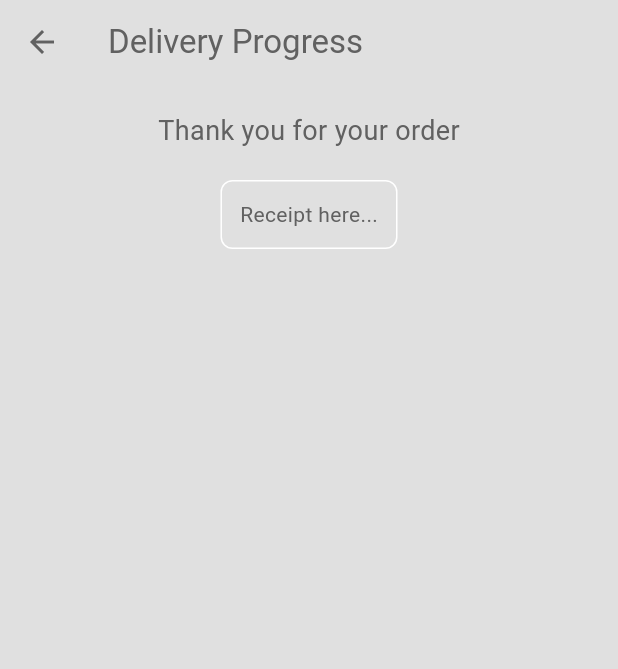
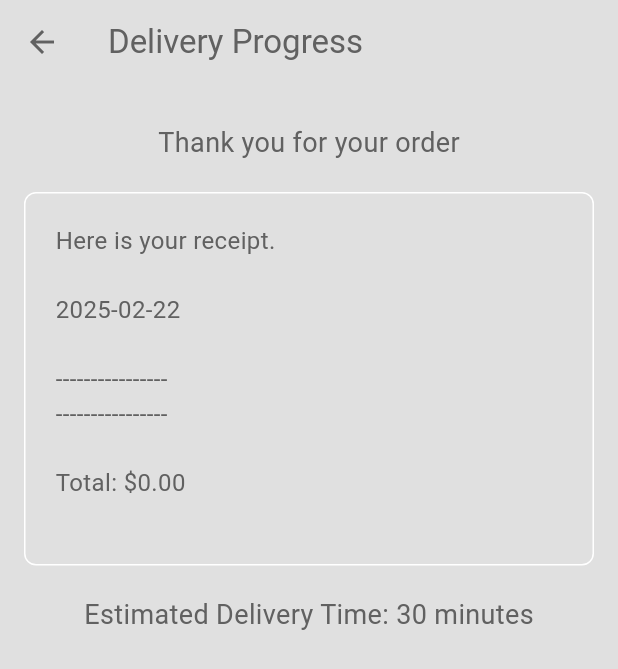
Before and after one commit to GabbenPapa/Flutter_food-delivery-app, a Flutter app: the DeliveryProgressScreen screen opened by its route, on a phone screen of 412 x 824 dp. Shown: the top 669 px of the screen. Run offline on Flutter 3.47's test engine with Material 3 defaults, Android fonts, the phone set to English and light mode, and no system bars; our stand-ins replace shared_preferences; missing offline and left inert: u_credit_card; accounts and stored records are empty.

Commit message:
Add receipt

```diff
--- a/lib/comonents/receipt.dart
+++ b/lib/comonents/receipt.dart
@@ -1,4 +1,6 @@
 import 'package:flutter/material.dart';
+import 'package:food_delivery/models/restaurant.dart';
+import 'package:provider/provider.dart';
 
 class Receipt extends StatelessWidget {
   const Receipt({super.key});
@@ -6,7 +8,7 @@ class Receipt extends StatelessWidget {
   @override
   Widget build(BuildContext context) {
     return Padding(
-        padding: const EdgeInsets.all(8.0),
+        padding: const EdgeInsets.all(16.0),
         child: Center(
           child: Column(
             mainAxisAlignment: MainAxisAlignment.center,
@@ -21,6 +23,7 @@ class Receipt extends StatelessWidget {
               ),
               const SizedBox(height: 20),
               Container(
+                width: double.infinity,
                 decoration: BoxDecoration(
                   color: Theme.of(context).colorScheme.onSurface,
                   border: Border.all(
@@ -28,15 +31,25 @@ class Receipt extends StatelessWidget {
                   ),
                   borderRadius: BorderRadius.circular(8),
                 ),
-                padding: const EdgeInsets.all(12.0),
-                child: Text(
-                  "Receipt here...",
-                  style: TextStyle(
-                    fontSize: 14,
-                    color: Theme.of(context).colorScheme.inversePrimary,
+                padding: const EdgeInsets.all(20.0),
+                child: Consumer<Restaurant>(
+                  builder: (context, restaurant, child) => Text(
+                    restaurant.displayCartReceipt(),
+                    style: TextStyle(
+                      fontSize: 16,
+                      color: Theme.of(context).colorScheme.inversePrimary,
+                    ),
                   ),
                 ),
-              )
+              ),
+              const SizedBox(height: 20),
+              Text(
+                'Estimated Delivery Time: 30 minutes',
+                style: TextStyle(
+                  color: Theme.of(context).colorScheme.inversePrimary,
+                  fontSize: 18,
+                ),
+              ),
             ],
           ),
         ));
--- a/lib/models/restaurant.dart
+++ b/lib/models/restaurant.dart
@@ -1,6 +1,7 @@
 import 'package:collection/collection.dart';
 import 'package:flutter/material.dart';
 import 'package:food_delivery/models/cart_item.dart';
+import 'package:intl/intl.dart';
 import 'food.dart';
 
 class Restaurant extends ChangeNotifier {
@@ -253,4 +254,40 @@ class Restaurant extends ChangeNotifier {
     _cart.clear();
     notifyListeners();
   }
+
+  String displayCartReceipt() {
+    final receipt = StringBuffer();
+    receipt.writeln("Here is your receipt.");
+    receipt.writeln();
+
+    String formattedDate = DateFormat('yyyy-MM-dd').format(DateTime.now());
+
+    receipt.writeln(formattedDate);
+    receipt.writeln();
+
+    receipt.writeln("----------------");
+
+    for (CartItem cartItem in _cart) {
+      receipt.writeln(
+          "${cartItem.quantity} x ${cartItem.food.name} - ${_formatPrice(cartItem.food.price)}");
+
+      if (cartItem.selectedAddons.isNotEmpty) {
+        receipt.writeln("Addons: ${_formatAddons(cartItem.selectedAddons)}");
+      }
+    }
+    receipt.writeln("----------------");
+    receipt.writeln();
+
+    receipt.writeln("Total: ${_formatPrice(getTotalPrice())}");
+
+    return receipt.toString();
+  }
+
+  String _formatPrice(double price) => "\$${price.toStringAsFixed(2)}";
+
+  String _formatAddons(List<Addon> addons) {
+    return addons
+        .map((addon) => "${addon.name} (${_formatPrice(addon.price)})")
+        .join(", ");
+  }
 }
--- a/pubspec.yaml
+++ b/pubspec.yaml
@@ -14,6 +14,7 @@ dependencies:
   shared_preferences: ^2.5.1
   collection: ^1.19.0
   u_credit_card: ^1.4.0
+  intl: ^0.20.2
 
 dev_dependencies:
   flutter_test:
```
Also changed, not shown: pubspec.lock.
